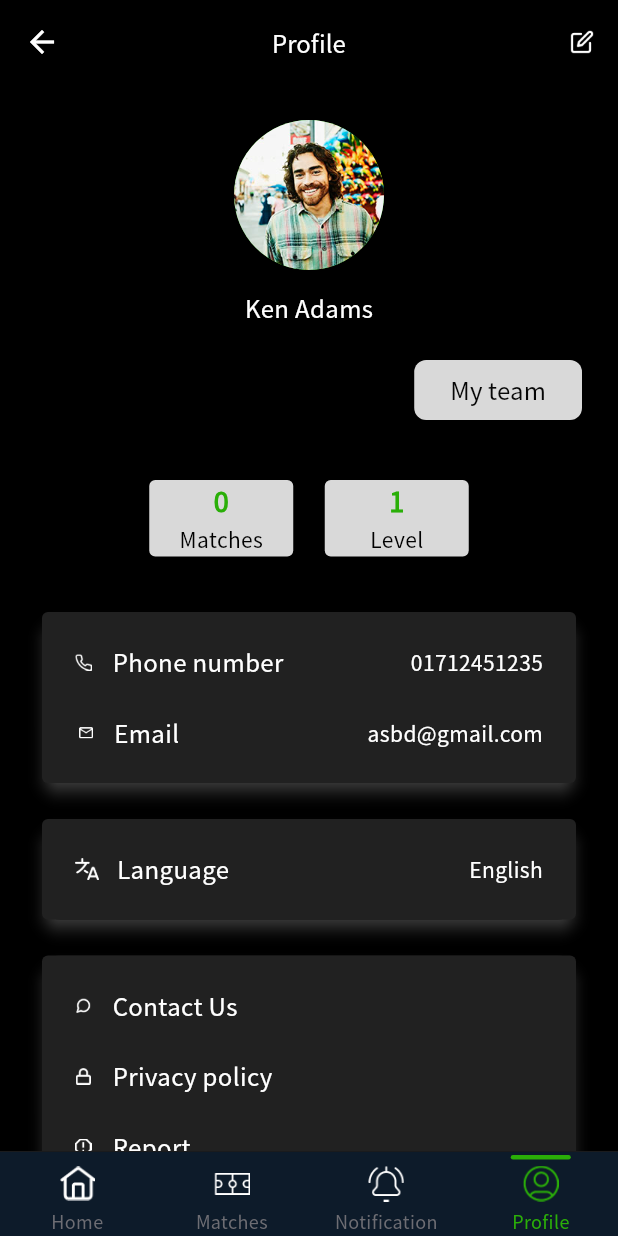
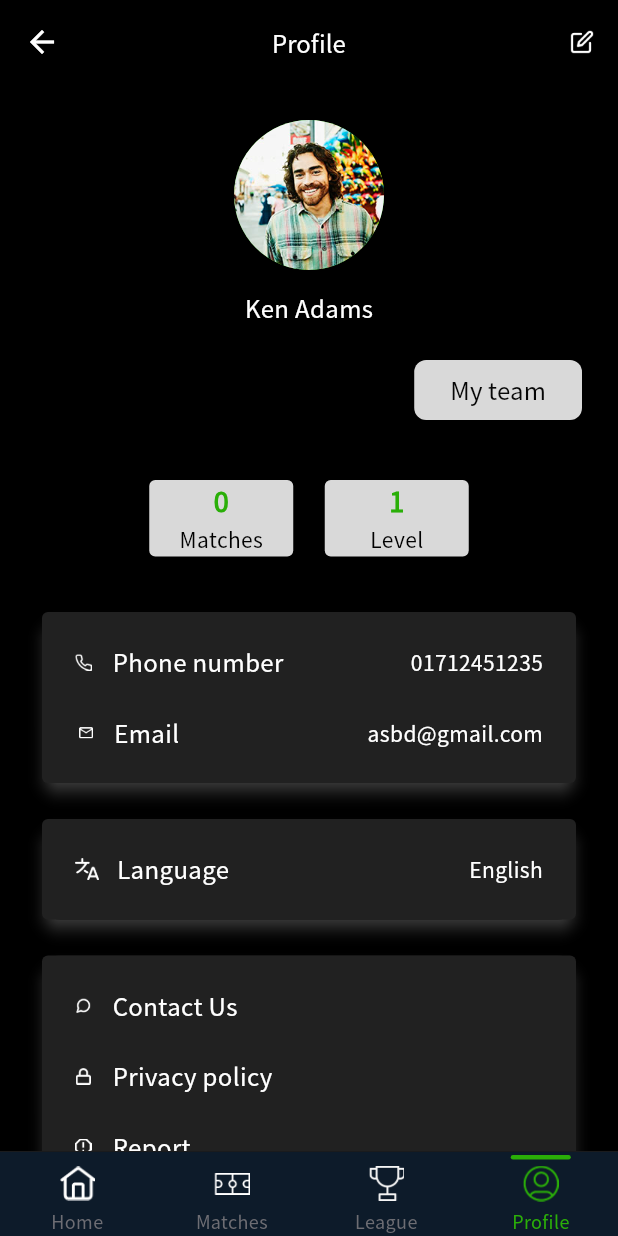
Before and after one commit to Sristy72/karl5-----Central-padel-league-manager, a Flutter app: the ProfileInfoScreen screen opened directly, on a phone screen of 412 x 824 dp. Run offline on Flutter 3.47's test engine with Material 3 defaults, Android fonts, the phone set to English and light mode, and no system bars; our stand-ins replace connectivity_plus, dartz, dio, equatable, file_picker, flutter_secure_storage and 6 more; missing offline and left inert: flutx_core; accounts and stored records are empty; network calls fail; statements that could not run were skipped.

Commit message:
marge with niloy

```diff
--- a/lib/core/common/widgets/app_bottom_navbar.dart
+++ b/lib/core/common/widgets/app_bottom_navbar.dart
@@ -10,7 +10,7 @@ import '../../../features/team_members_profile/presentation/screens/profile_info
 
 // Create a GetX controller for navigation
 class BottomNavController extends GetxController {
-  final RxInt currentIndex = 0.obs;
+  final currentIndex = 0.obs;
 
   void changeIndex(int index) {
     currentIndex.value = index;
@@ -25,7 +25,7 @@ class AppBottomNavBar extends StatelessWidget {
   @override
   Widget build(BuildContext context) {
     // Initialize the controller if not already initialized
-    final BottomNavController controller = Get.put(BottomNavController());
+    final controller = Get.put(BottomNavController());
     controller.currentIndex.value = currentIndex;
 
     Widget _buildNavItem({
@@ -141,9 +141,9 @@ class AppBottomNavBar extends StatelessWidget {
             BottomNavigationBarItem(
               icon: _buildNavItem(
                 index: 2,
-                icon: "assets/images/nav_noti_off.png",
-                activeIcon: "assets/images/nav_noti_on.png",
-                label: "Notification",
+                icon: "assets/icons/Vector.png",
+                activeIcon: "assets/icons/Vector.png",
+                label: "League",
               ),
               label: '',
             ),
--- a/lib/core/di/set_controllers.dart
+++ b/lib/core/di/set_controllers.dart
@@ -7,7 +7,10 @@ import '../../features/home/data/home_repository.dart';
 void setupController() {
   // Auth Controller
   Get.lazyPut<AuthController>(() => AuthController(Get.find(), Get.find()));
-  Get.lazyPut<LeagueController>(() => LeagueController(repository: Get.find()));
+  Get.lazyPut<LeagueController>(
+    fenix: true,
+    () => LeagueController(repository: Get.find()),
+  );
   // Home controller depends on HomeRepository
   Get.lazyPut<HomeController>(
     () => HomeController(repository: Get.find<HomeRepository>()),
--- a/lib/features/home/presentation/screens/home_screen.dart
+++ b/lib/features/home/presentation/screens/home_screen.dart
@@ -1,4 +1,5 @@
 import 'package:flutter/material.dart';
+import 'package:flutter_karlfive223_manager/features/Create_league/presentation/screens/create_league_screen.dart';
 import 'package:get/get.dart';
 
 import '../../../../core/common/widgets/app_bottom_navbar.dart';
@@ -54,7 +55,7 @@ class HomeScreen extends StatelessWidget {
                 backgroundColor: Colors.grey[850],
                 child: IconButton(
                   onPressed: () {
-                    // Get.to(() => JoinLeagueScreen());
+                    Get.to(() => CreateLeagueScreen());
                   },
                   icon: const Icon(Icons.add, color: Colors.white),
                 ),
--- a/lib/features/league/presentation/screens/leagues_screen.dart
+++ b/lib/features/league/presentation/screens/leagues_screen.dart
@@ -9,7 +9,7 @@ class LeaguesScreen extends StatelessWidget {
 
   @override
   Widget build(BuildContext context) {
-    final LeagueController controller = Get.find<LeagueController>();
+    final controller = Get.find<LeagueController>();
 
     return Scaffold(
       body: Obx(() {
```
Also changed, not shown: lib/core/di/setup_repository.dart (+17 -5 lines), lib/features/Create_league/presentation/screens/create_league_screen.dart (+51 -16 lines), lib/main.dart (+4 -6 lines), assets/icons/Vector.png (added).
